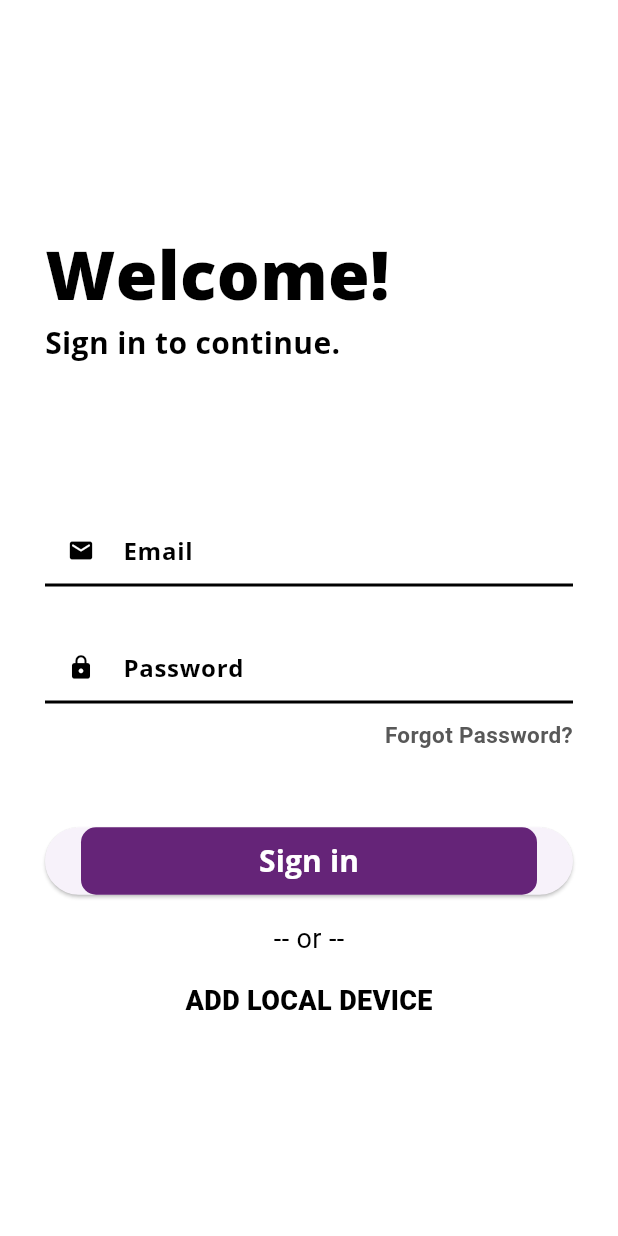
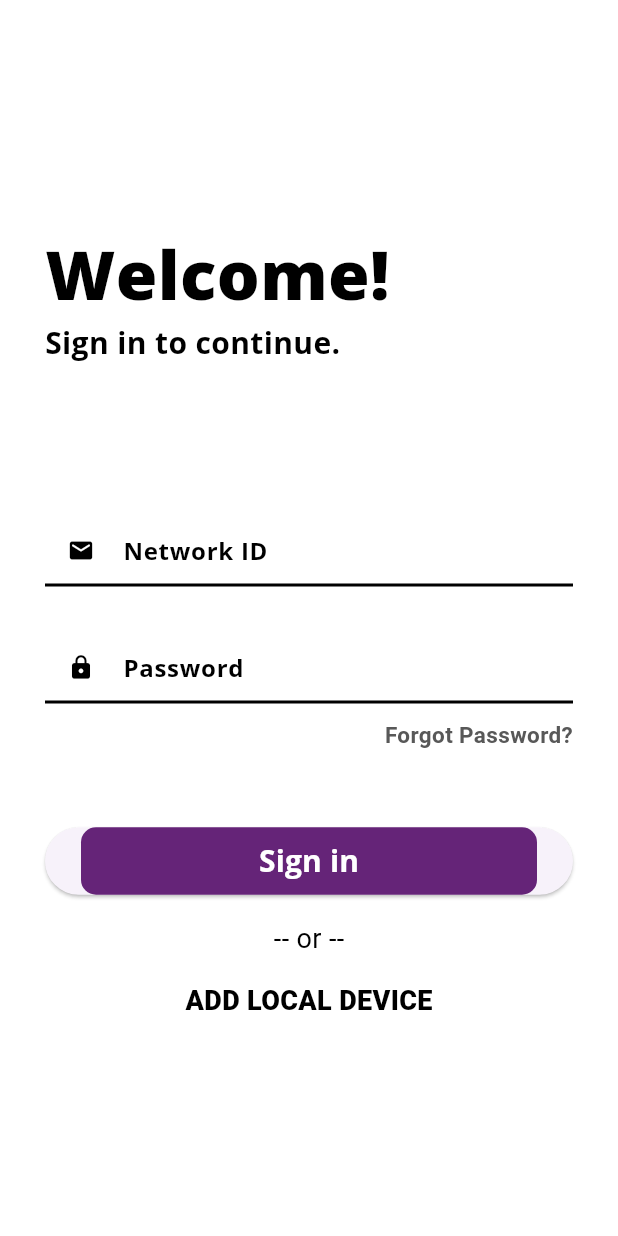
Before and after one commit to AlthafNazeel/R.A.V.E.N, a Flutter app: the SignIn screen opened by its route, on a phone screen of 412 x 824 dp. Run offline on Flutter 3.47's test engine with Material 3 defaults, Android fonts, the light colour scheme and no system bars; our stand-ins replace bloc, cloud_firestore, firebase_core, firebase_messaging, firebase_storage, flutter_bloc and 3 more; accounts and stored records are empty.

Commit message:
updated signin page

```diff
--- a/raven_frontend/lib/Pages/signInPage.dart
+++ b/raven_frontend/lib/Pages/signInPage.dart
@@ -55,8 +55,8 @@ class SignIn extends StatelessWidget {
 
                 // Email text field
                 const CustomTextField(
-                  label: 'Email',
-                  hint: 'Username or e-mail',
+                  label: 'Network ID',
+                  hint: 'Network id',
                   icon: Icons.email_rounded,
                   cursorColor: Colors.black,
                 ),
```
Also changed, not shown: raven_frontend/pubspec.lock.
